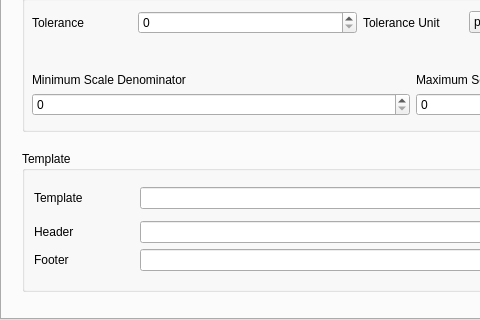
This is layersettingsvector.ui in QMapfileEditor/QMapfileEditor as Qt 5 draws it before an edit; both pictures show x 0 to 480 and y 245 to 565 of the 854 by 565 pixel window. The edited form follows.
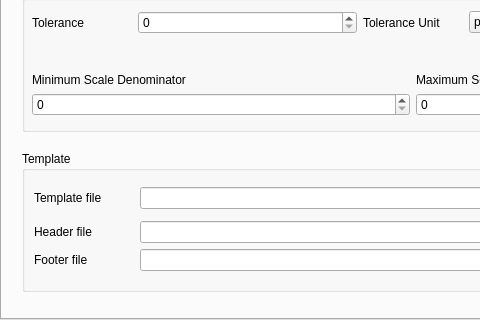
This is the edited form. Icons and pictures are not drawn.

Commit message: Add vertical and horizontal spacer for better layout + rename some label

```diff
--- a/layersettingsvector.ui
+++ b/layersettingsvector.ui
@@ -543,7 +543,7 @@
            </size>
           </property>
           <property name="text">
-           <string>Template</string>
+           <string>Template file</string>
           </property>
          </widget>
         </item>
@@ -585,7 +585,7 @@
              </size>
             </property>
             <property name="text">
-             <string>Header</string>
+             <string>Header file</string>
             </property>
            </widget>
           </item>
@@ -625,7 +625,7 @@
              </size>
             </property>
             <property name="text">
-             <string>Footer</string>
+             <string>Footer file</string>
             </property>
            </widget>
           </item>
```
